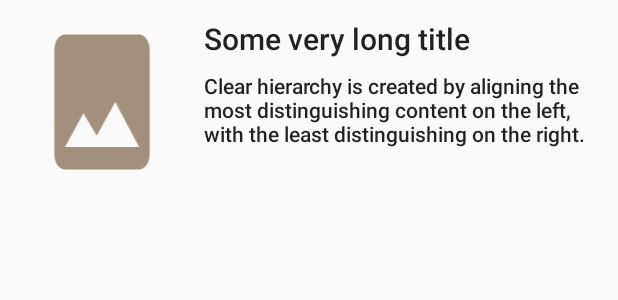
After one commit to ernestkamara/xkcd-daily, an Android app: the layout favorite_list_item.xml on its own in the app's theme, with its tools: preview values and no code run, on a phone screen of 412 x 824 dp. The commit adds this screen. Shown: the top 300 px of the screen. Run offline under Robolectric (Android 15) with nearby library versions, the phone set to English and light mode, and no system bars.

Commit message:
Add Favorite list

```diff
--- a/app/src/main/java/io/kamara/xkcd/daily/MainActivity.kt
+++ b/app/src/main/java/io/kamara/xkcd/daily/MainActivity.kt
@@ -55,7 +55,7 @@ class MainActivity : AppCompatActivity(),
         if (fragment != null) {
             supportFragmentManager
                 .beginTransaction()
-                .replace(R.id.fragmentContainer, fragment, tag)
+                .replace(R.id.fragmentContainer, fragment as Fragment, tag)
                 .commit()
 
             val toolbarTitleRes = (fragment as BaseFragment).toolbarTitle()
--- a/app/src/main/java/io/kamara/xkcd/daily/di/FragmentBuildersModule.kt
+++ b/app/src/main/java/io/kamara/xkcd/daily/di/FragmentBuildersModule.kt
@@ -3,6 +3,7 @@ package io.kamara.xkcd.daily.di
 import dagger.Module
 import dagger.android.ContributesAndroidInjector
 import io.kamara.xkcd.daily.ComicDetailFragment
+import io.kamara.xkcd.daily.FavoritesFragment
 
 @Suppress("unused")
 @Module
@@ -11,4 +12,7 @@ abstract class FragmentBuildersModule {
     @ContributesAndroidInjector
     abstract fun contributeComicDetailFragment(): ComicDetailFragment
 
+    @ContributesAndroidInjector
+    abstract fun contributeFavoritesFragment(): FavoritesFragment
+
 }
--- a/app/src/main/java/io/kamara/xkcd/daily/utils/Constants.kt
+++ b/app/src/main/java/io/kamara/xkcd/daily/utils/Constants.kt
@@ -11,8 +11,8 @@ class Constants{
         const val ARG_COMIC_ID = "comic_id"
         const val MOCK_COMICS_DATA_FILENAME = "comics.json"
         const val IMAGE_LOADING_CROSS_FADE_DURATION = 1000
-        const val FAVORITE_ADDED = "0"
-        const val FAVORITE_REMOVED = "1"
+        const val FAVORITE_ADDED = "1"
+        const val FAVORITE_REMOVED = "0"
         const val UI_ANIMATION_DELAY = 300
         const val ARG_COMIC_IMAGE_URL = "image_url"
     }
--- a/app/src/main/java/io/kamara/xkcd/daily/utils/InjectorUtils.kt
+++ b/app/src/main/java/io/kamara/xkcd/daily/utils/InjectorUtils.kt
@@ -17,6 +17,7 @@ object InjectorUtils {
                     JsonReader(inputStream.reader()).use { jsonReader ->
                         val comicType = object : TypeToken<List<Comic>>() {}.type
                         val comicList: List<Comic> = Gson().fromJson(jsonReader, comicType)
+                        comicList.onEach { it.isFavorite = Constants.FAVORITE_ADDED }
                         comicDao.insertAll(comicList)
                     }
                 }
--- /dev/null
+++ b/app/src/main/res/layout/favorite_list_item.xml
@@ -0,0 +1,43 @@
+<?xml version="1.0" encoding="utf-8"?>
+<RelativeLayout
+        xmlns:android="http://schemas.android.com/apk/res/android"
+        android:id="@+id/itemContainer"
+        android:layout_margin="4dp"
+        android:layout_width="match_parent"
+        android:layout_height="wrap_content">
+    <ImageView
+            android:id="@+id/thumb"
+            android:src="@drawable/load_image_placeholder"
+            android:layout_centerVertical="true"
+            android:layout_alignParentStart="true"
+            android:layout_margin="4dp"
+            android:layout_width="120dp"
+            android:layout_height="120dp"/>
+
+    <TextView
+            android:id="@+id/title"
+            android:text="Some very long title"
+            android:layout_toEndOf="@id/thumb"
+            android:layout_width="match_parent"
+            android:layout_height="wrap_content"
+            android:layout_alignTop="@id/thumb"
+            android:padding="4dp"
+            android:layout_marginEnd="4dp"
+            android:textAppearance="@style/TextAppearance.AppCompat.Title"
+    />
+
+    <TextView
+            android:id="@+id/subtitle"
+            android:text="Clear hierarchy is created by aligning the most distinguishing content on the left, with the least distinguishing on the right."
+            android:maxLines="3"
+            android:ellipsize="end"
+            android:layout_width="match_parent"
+            android:layout_height="wrap_content"
+            android:layout_toEndOf="@id/thumb"
+            android:layout_below="@id/title"
+            android:layout_marginBottom="8dp"
+            android:layout_marginEnd="8dp"
+            android:padding="4dp"
+            android:textAppearance="@style/TextAppearance.AppCompat.Body2"
+    />
+</RelativeLayout>
```
Also changed, not shown: app/src/main/java/io/kamara/xkcd/daily/FavoritesFragment.kt (+34 -1 lines), app/src/main/java/io/kamara/xkcd/daily/adapters/FavoritesAdapter.kt (added, +44 -0 lines), app/src/main/java/io/kamara/xkcd/daily/viewmodels/ComicDetailViewModel.kt (+7 -0 lines), app/src/main/res/layout/fragment_favorites.xml (+9 -6 lines).
